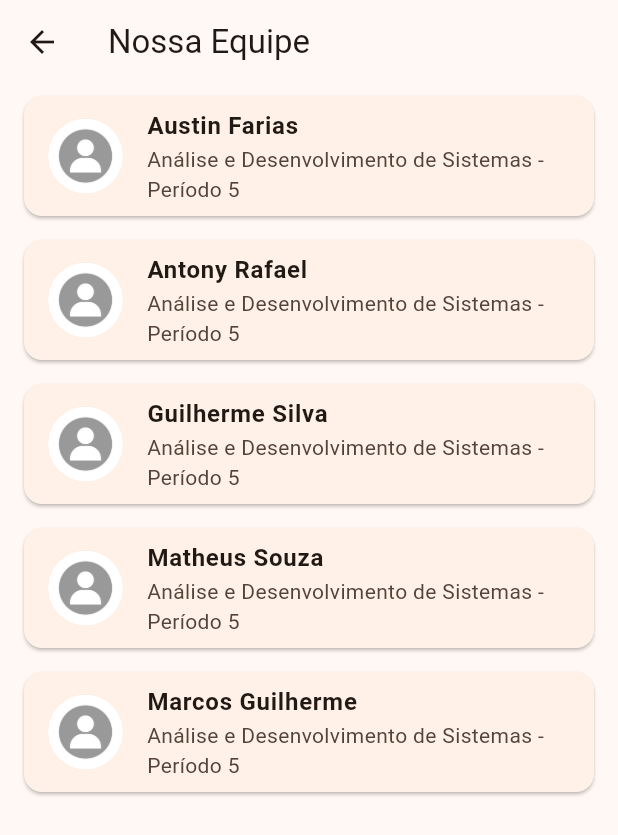
After one commit to GuilhermeD9/flutter-app-e01, a Flutter app: the AboutCrewScreen screen opened by its route, on a phone screen of 412 x 824 dp. The commit adds this screen. Shown: the top 835 px of the screen. Run offline on Flutter 3.47's test engine with Material 3 defaults, Android fonts, the light colour scheme and no system bars.

Commit message:
feat: New crew details screen

```diff
--- a/lib/main.dart
+++ b/lib/main.dart
@@ -1,4 +1,5 @@
 import 'package:flutter/material.dart';
+import 'package:memobile/screens/about_crew_screen.dart';
 import 'package:memobile/screens/edit_profile_screen.dart';
 import 'package:memobile/screens/login_screen.dart';
 import 'package:memobile/screens/forgot_password_screen.dart';
@@ -55,7 +56,8 @@ class MyApp extends StatelessWidget {
         '/register' : (context) => const RegisterUserScreen(),
         '/register-vehicle': (context) => const RegisterVehicleScreen(),
         '/edit-profile' : (context) => const EditProfileScreen(),
-        '/unity-map' : (context) => const MapScreen()
+        '/unity-map' : (context) => const MapScreen(),
+        '/about-crew' : (context) => const AboutCrewScreen()
       },
     );
   }
--- /dev/null
+++ b/lib/models/membro_equipe_model.dart
@@ -0,0 +1,15 @@
+class MembroEquipe {
+  final String nome;
+  final String cursoPeriodo;
+  final String contribuicao;
+  final String bio;
+  final String fotoUrl;
+
+  const MembroEquipe({
+    required this.nome,
+    required this.cursoPeriodo,
+    required this.contribuicao,
+    required this.bio,
+    required this.fotoUrl
+  });
+}
--- /dev/null
+++ b/lib/screens/about_crew_screen.dart
@@ -0,0 +1,77 @@
+import 'package:flutter/material.dart';
+import 'package:memobile/models/membro_equipe_model.dart';
+
+class AboutCrewScreen extends StatelessWidget {
+  const AboutCrewScreen({super.key});
+
+  final List<MembroEquipe> equipe = const [
+    MembroEquipe(
+        nome: 'Austin Farias',
+        cursoPeriodo: 'Análise e Desenvolvimento de Sistemas - Período 5',
+        contribuicao: 'Organização da documentação da aplicação',
+        bio: 'Raspa a bundinha nas curvinhas.',
+        fotoUrl: 'assets/images/avatarGeneric.jpeg'
+    ),
+    MembroEquipe(
+        nome: 'Antony Rafael',
+        cursoPeriodo: 'Análise e Desenvolvimento de Sistemas - Período 5',
+        contribuicao: 'Desenvolvimento do App',
+        bio: 'Motoqueiro maloquero.',
+        fotoUrl: 'assets/images/avatarGeneric.jpeg'
+    ),
+    MembroEquipe(
+        nome: 'Guilherme Silva',
+        cursoPeriodo: 'Análise e Desenvolvimento de Sistemas - Período 5',
+        contribuicao: 'Desenvolvimento do App',
+        bio: 'Filho do braia.',
+        fotoUrl: 'assets/images/avatarGeneric.jpeg'
+    ),
+    MembroEquipe(
+        nome: 'Matheus Souza',
+        cursoPeriodo: 'Análise e Desenvolvimento de Sistemas - Período 5',
+        contribuicao: 'Organização da documentação da aplicação',
+        bio: 'Refletor de luz.',
+        fotoUrl: 'assets/images/avatarGeneric.jpeg'
+    ),
+    MembroEquipe(
+        nome: 'Marcos Guilherme',
+        cursoPeriodo: 'Análise e Desenvolvimento de Sistemas - Período 5',
+        contribuicao: 'Desenvolvimento do App',
+        bio: 'Esse cara é pai.',
+        fotoUrl: 'assets/images/avatarGeneric.jpeg'
+    ),
+  ];
+
+  @override
+  Widget build(BuildContext context) {
+    return Scaffold(
+      appBar: AppBar(
+        title: const Text('Nossa Equipe'),
+      ),
+      body: ListView.builder(
+        itemCount: equipe.length,
+        itemBuilder: (context, index) {
+          final membro = equipe[index];
+          return Card(
+            margin: const EdgeInsets.symmetric(horizontal: 16, vertical: 8),
+            shape: RoundedRectangleBorder(
+              borderRadius: BorderRadius.circular(12),
+            ),
+            child: ListTile(
+                leading: CircleAvatar(
+                  radius: 25,
+                  backgroundImage: AssetImage(membro.fotoUrl),
+                ),
+              title: Text(membro.nome, style: const TextStyle(fontWeight: FontWeight.bold)),
+              subtitle: Text(membro.cursoPeriodo),
+
+              onTap: () {
+                  print('Membro cutucado(laele): ${membro.nome}');
+              }
+            ),
+          );
+        },
+      ),
+    );
+  }
+}
--- a/lib/screens/settings_screen.dart
+++ b/lib/screens/settings_screen.dart
@@ -74,6 +74,16 @@ class _SettingsScreenState extends State<SettingsScreen> {
           const Divider(),
 
           ListTile(
+            leading: const Icon(Icons.people_outline),
+            title: const Text('Sobre a equipe'),
+            subtitle: const Text('Conheça os criadores do projeto'),
+            onTap: () {
+              Navigator.pushNamed(context, '/about-crew');
+            },
+          ),
+          const Divider(),
+
+          ListTile(
             leading: Icon(Icons.logout, color: Colors.red[700]),
             title: Text('Sair', style: TextStyle(color: Colors.red[700])),
             onTap: () {
```
Also changed, not shown: assets/images/avatarGeneric.jpeg (added).
